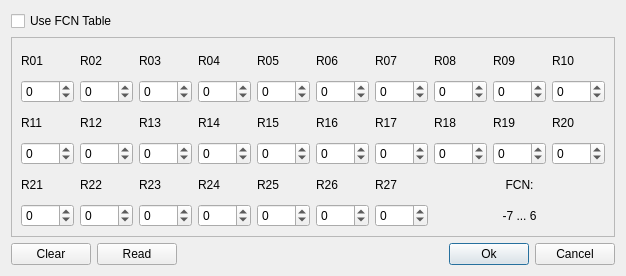
This is app/qtapp/appcmn_qt/glofcndlg.ui in lhuisman/myRTKLIB as Qt 5 draws it before an edit. The edited form follows.
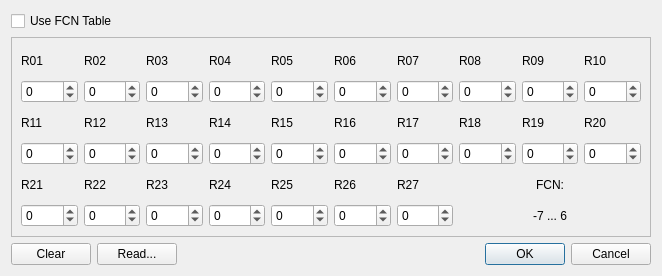
This is the edited form.

Patch:
```diff
--- a/app/qtapp/appcmn_qt/glofcndlg.ui
+++ b/app/qtapp/appcmn_qt/glofcndlg.ui
@@ -6,7 +6,7 @@
    <rect>
     <x>0</x>
     <y>0</y>
-    <width>612</width>
+    <width>662</width>
     <height>276</height>
    </rect>
   </property>
@@ -14,7 +14,14 @@
    <string>GLONASS Frequency Channel Number</string>
   </property>
   <layout class="QGridLayout" name="gridLayout">
-   <item row="1" column="0" colspan="5">
+   <item row="2" column="0">
+    <widget class="QPushButton" name="btnClear">
+     <property name="text">
+      <string>Clear</string>
+     </property>
+    </widget>
+   </item>
+   <item row="1" column="0" colspan="3">
     <widget class="QFrame" name="frame">
      <property name="frameShape">
       <enum>QFrame::StyledPanel</enum>
@@ -669,48 +676,14 @@
    </item>
    <item row="2" column="1">
     <widget class="QPushButton" name="btnRead">
-     <property name="text">
-      <string>Read</string>
+     <property name="toolTip">
+      <string>Read Assignment from RINEX file</string>
      </property>
-    </widget>
-   </item>
-   <item row="2" column="0">
-    <widget class="QPushButton" name="btnClear">
      <property name="text">
-      <string>Clear</string>
+      <string>Read...</string>
      </property>
     </widget>
    </item>
-   <item row="2" column="4">
-    <widget class="QPushButton" name="btnCancel">
-     <property name="text">
-      <string>Cancel</string>
-     </property>
-    </widget>
-   </item>
-   <item row="2" column="3">
-    <widget class="QPushButton" name="btnOk">
-     <property name="text">
-      <string>Ok</string>
-     </property>
-     <property name="default">
-      <bool>true</bool>
-     </property>
-    </widget>
-   </item>
-   <item row="2" column="2">
-    <spacer name="horizontalSpacer">
-     <property name="orientation">
-      <enum>Qt::Horizontal</enum>
-     </property>
-     <property name="sizeHint" stdset="0">
-      <size>
-       <width>40</width>
-       <height>20</height>
-      </size>
-     </property>
-    </spacer>
-   </item>
    <item row="0" column="0" colspan="2">
     <widget class="QCheckBox" name="cBEnableFcn">
      <property name="text">
@@ -718,6 +691,13 @@
      </property>
     </widget>
    </item>
+   <item row="2" column="2">
+    <widget class="QDialogButtonBox" name="buttonBox">
+     <property name="standardButtons">
+      <set>QDialogButtonBox::Cancel|QDialogButtonBox::Ok</set>
+     </property>
+    </widget>
+   </item>
   </layout>
  </widget>
  <resources/>
```
